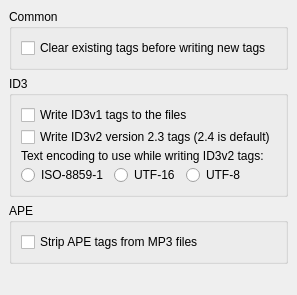
Qt form ui/options_tags.ui (metabrainz/picard) before a commit.
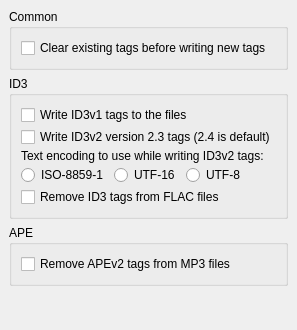
The same form after that commit.

Commit message: Add option to remove ID3 tags from FLAC files.

Diff of the .ui file:
```diff
--- a/ui/options_tags.ui
+++ b/ui/options_tags.ui
@@ -6,7 +6,7 @@
     <x>0</x>
     <y>0</y>
     <width>292</width>
-    <height>295</height>
+    <height>330</height>
    </rect>
   </property>
   <layout class="QVBoxLayout" >
@@ -115,6 +115,13 @@
         </item>
        </layout>
       </item>
+      <item>
+       <widget class="QCheckBox" name="remove_id3_from_flac" >
+        <property name="text" >
+         <string>Remove ID3 tags from FLAC files</string>
+        </property>
+       </widget>
+      </item>
      </layout>
     </widget>
    </item>
@@ -133,7 +140,7 @@
       <item>
        <widget class="QCheckBox" name="strip_ape_tags" >
         <property name="text" >
-         <string>Strip APE tags from MP3 files</string>
+         <string>Remove APEv2 tags from MP3 files</string>
         </property>
        </widget>
       </item>
@@ -147,7 +154,7 @@
      </property>
      <property name="sizeHint" >
       <size>
-       <width>81</width>
+       <width>101</width>
        <height>21</height>
       </size>
      </property>
```
Left out of the diff: 2 changed lines with no effect on the pictures. The commit also changes 4 other files.
